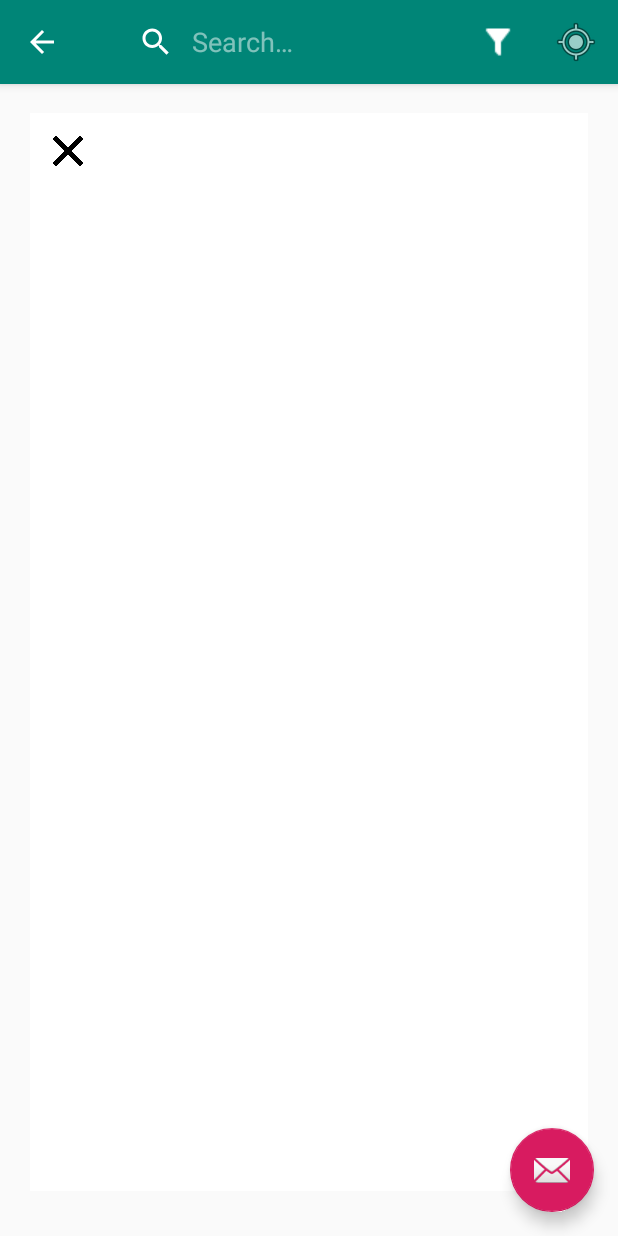
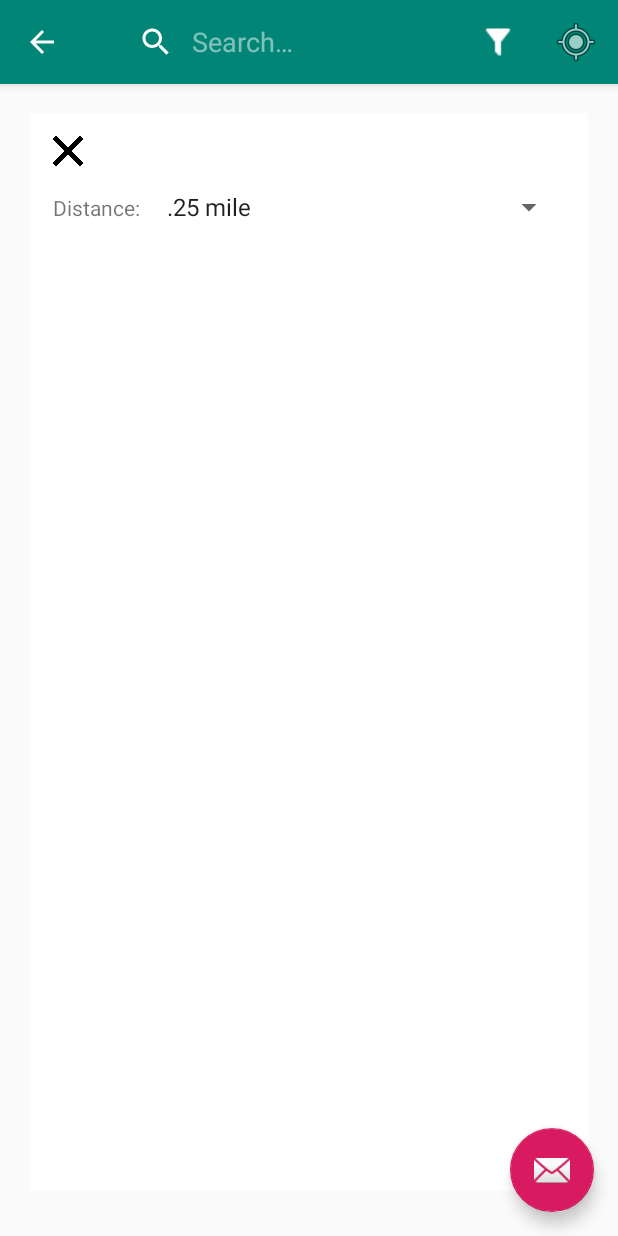
Before and after one commit to kmacitelli/Study-Spaces-OSU, an Android app: the MainActivity screen opened directly, with no data from a screen before it, after a tap on "Map Filter", on a phone screen of 412 x 824 dp. Run offline under Robolectric (Android 15) with nearby library versions, the phone set to English and light mode, and no system bars; our stand-ins replace Firebase (no records; nobody signed in at launch, a user with empty details on screens opened directly); 3 other taps on this screen came first.

Commit message:
Add distance spinner field to filter view

```diff
--- a/app/src/main/java/com/example/studyspacesosu/FilterFragment.java
+++ b/app/src/main/java/com/example/studyspacesosu/FilterFragment.java
@@ -15,7 +15,9 @@ import android.util.Log;
 import android.view.LayoutInflater;
 import android.view.View;
 import android.view.ViewGroup;
+import android.widget.ArrayAdapter;
 import android.widget.Button;
+import android.widget.Spinner;
 import android.widget.TextView;
 
 import com.google.firebase.firestore.FirebaseFirestore;
@@ -35,7 +37,7 @@ public class FilterFragment extends Fragment {
     private ViewGroup mContainer;
     private Fragment mFragment;
 
-    View editSpaceView;
+    View filterView;
 
     Intent editIntent;
 
@@ -48,9 +50,18 @@ public class FilterFragment extends Fragment {
 
         mDatabase = FirebaseFirestore.getInstance();
         mContainer = container;
-        editSpaceView = inflater.inflate(R.layout.filter, container, false);
+        filterView = inflater.inflate(R.layout.filter, container, false);
 
-        xButton = editSpaceView.findViewById(R.id.filterExitButton);
+        xButton = filterView.findViewById(R.id.filterExitButton);
+
+        Spinner distanceSpinner = (Spinner) filterView.findViewById(R.id.distance_spinner);
+        // Create an ArrayAdapter using the string array and a default spinner layout
+        ArrayAdapter<CharSequence> adapter = ArrayAdapter.createFromResource(getContext(),
+                R.array.distances_array, android.R.layout.simple_spinner_item);
+        // Specify the layout to use when the list of choices appears
+        adapter.setDropDownViewResource(android.R.layout.simple_spinner_dropdown_item);
+        // Apply the adapter to the spinner
+        distanceSpinner.setAdapter(adapter);
 
 
         //Intent callingIntent = editIntent;
@@ -58,7 +69,7 @@ public class FilterFragment extends Fragment {
 
         mFragment = this;
 
-        return editSpaceView;
+        return filterView;
 
     }
 
--- a/app/src/main/res/layout/filter.xml
+++ b/app/src/main/res/layout/filter.xml
@@ -24,6 +24,28 @@
             android:layout_marginBottom="15dp"
             android:background="@drawable/xicon"
             />
+
+        <LinearLayout
+            android:layout_width="match_parent"
+            android:layout_height="match_parent"
+            android:orientation="horizontal">
+
+
+            <TextView xmlns:android="http://schemas.android.com/apk/res/android"
+                xmlns:tools="http://schemas.android.com/tools"
+                android:layout_width="wrap_content"
+                android:layout_height="wrap_content"
+                android:layout_marginRight="10dp"
+                android:text="@string/distance"
+                />
+            <Spinner
+                android:id="@+id/distance_spinner"
+                android:layout_width="fill_parent"
+                android:layout_height="wrap_content" />
+
+
+        </LinearLayout>
+
     </LinearLayout>
 
 
--- /dev/null
+++ b/app/src/main/res/values/distances.xml
@@ -0,0 +1,9 @@
+<?xml version="1.0" encoding="utf-8"?>
+<resources>
+    <string-array name="distances_array">
+        <item>.25 mile</item>
+        <item>.5 mile</item>
+        <item>.75 mile</item>
+        <item>1 mile</item>
+    </string-array>
+</resources>
--- a/app/src/main/res/values/strings.xml
+++ b/app/src/main/res/values/strings.xml
@@ -26,6 +26,7 @@
     <string name="currTitle">Title here</string>
     <string name="currDesc">Description Here</string>
     <string name="filter">Map Filter</string>
+    <string name="distance">Distance: </string>
 
     <!-- Strings related to Settings -->
 
```
Lines whose indentation alone changed are shown as unchanged.
